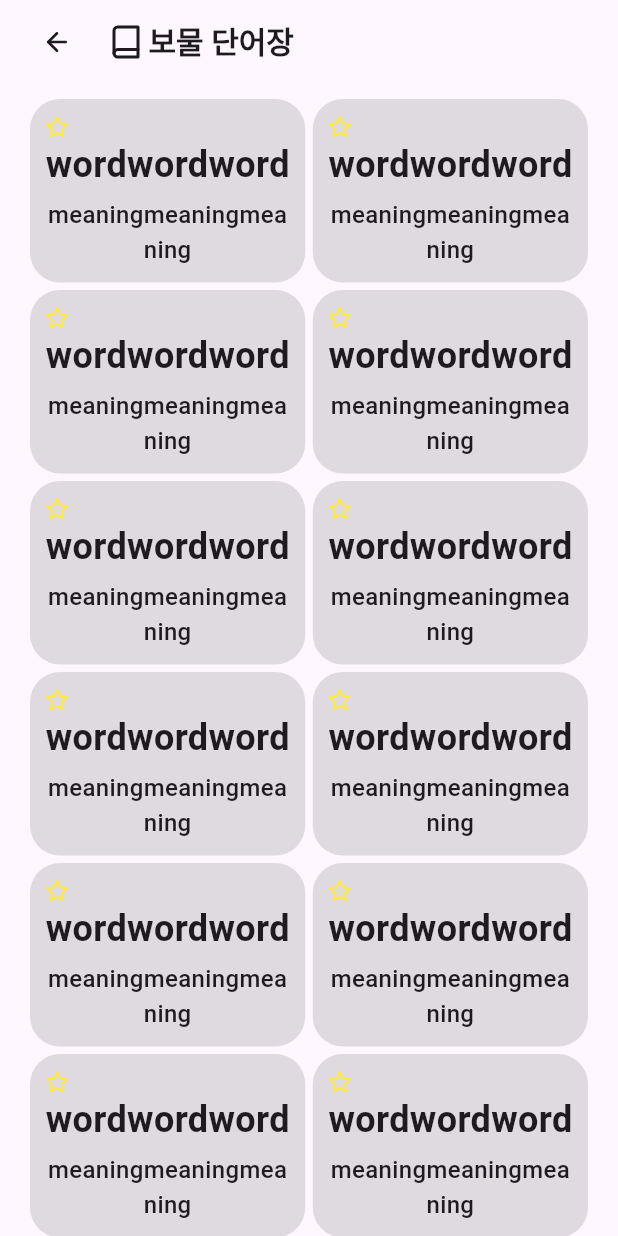
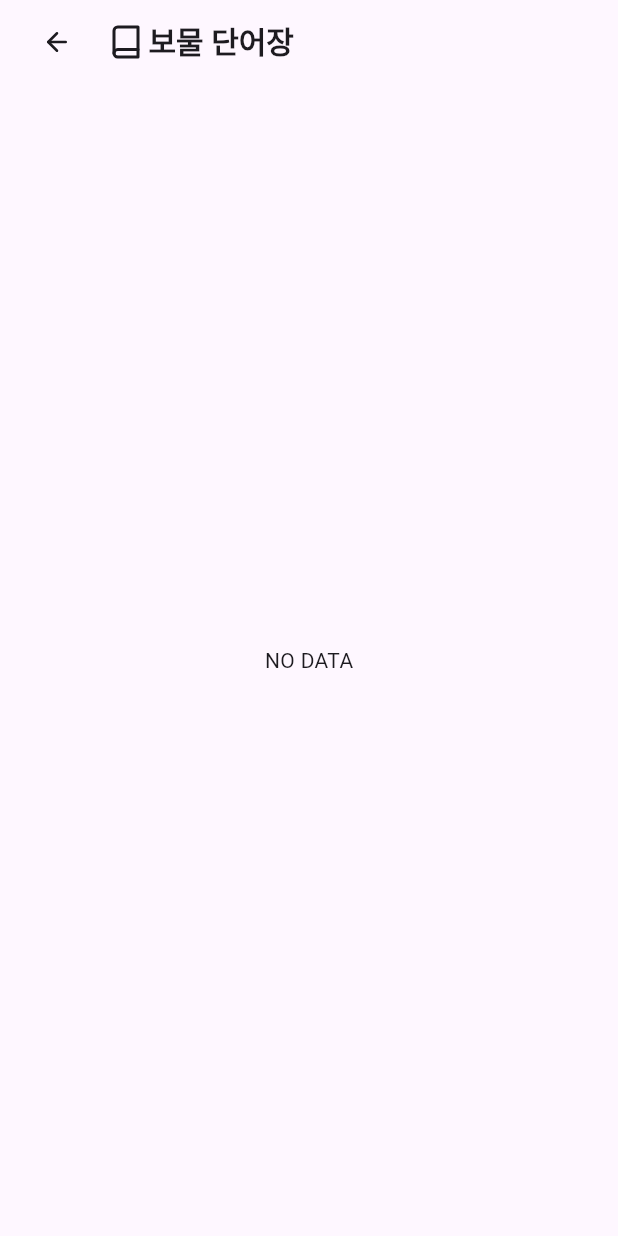
Before and after one commit to thisisJJK/hoomss, a Flutter app: the BomoolView screen opened directly, on a phone screen of 412 x 824 dp. Run offline on Flutter 3.47's test engine with Material 3 defaults, Android fonts, the phone set to English and light mode, and no system bars; drawn by our look-alikes of auto_size_text; our stand-ins replace flutter_feather_icons, get, sqflite; accounts and stored records are empty.

Commit message:
데이터 모델링

```diff
--- /dev/null
+++ b/lib/data/model/word_model.dart
@@ -0,0 +1,15 @@
+class WordModel {
+  final int id;
+  final String eng;
+  final String kor;
+
+  WordModel({
+    required this.id,
+    required this.eng,
+    required this.kor,
+  });
+
+  Map<String, dynamic> toMap() {
+    return {'id': id, 'eng': eng, 'kor': kor};
+  }
+}
--- a/lib/main.dart
+++ b/lib/main.dart
@@ -2,7 +2,7 @@ import 'package:flutter/material.dart';
 import 'package:get/get.dart';
 import 'package:hoomss/ui/splash/splash_screen.dart';
 
-void main() {
+void main() async {
   runApp(const GetMaterialApp(
     home: MyApp(),
   ));
--- a/lib/ui/2/bomoolbook/bomool_view.dart
+++ b/lib/ui/2/bomoolbook/bomool_view.dart
@@ -1,16 +1,34 @@
 import 'package:flutter/material.dart';
 import 'package:flutter_feather_icons/flutter_feather_icons.dart';
 import 'package:get/get.dart';
+import 'package:hoomss/data/model/word_model.dart';
+import 'package:hoomss/ui/2/bomoolbook/bomool_view_model.dart';
+import 'package:hoomss/ui/2/bomoolbook/widget/edit_dialog.dart';
 import 'package:hoomss/ui/2/bomoolbook/widget/word_card.dart';
 
 class BomoolView extends StatelessWidget {
-  const BomoolView({super.key});
+  BomoolView({super.key});
+
+  final BomoolViewModel _bomoolViewModel = Get.put(BomoolViewModel());
+
+  final TextEditingController engController = TextEditingController();
+  final TextEditingController korController = TextEditingController();
 
   @override
   Widget build(BuildContext context) {
     return Scaffold(
       appBar: appbar(),
-      body: GridView.builder(
+      body: FutureBuilder(
+          future: _bomoolViewModel.wordList,
+          builder: (context, snapshot) {
+            if (snapshot.hasData) {
+              _bomoolViewModel.currentCount = snapshot.data!.length;
+              if (_bomoolViewModel.currentCount == 0) {
+                return const Center(
+                  child: Text('NO DATA'),
+                );
+              } else {
+                return GridView.builder(
                   padding: const EdgeInsets.only(left: 20, right: 20, top: 10),
                   gridDelegate: const SliverGridDelegateWithFixedCrossAxisCount(
                     mainAxisSpacing: 5,
@@ -18,12 +36,40 @@ class BomoolView extends StatelessWidget {
                     crossAxisCount: 2,
                     childAspectRatio: 1.5,
                   ),
-        itemCount: 20,
+                  itemCount: snapshot.data!.length,
                   itemBuilder: (BuildContext context, int index) {
-          return const WordCard(
-              word: 'wordwordword', meaning: 'meaningmeaningmeaning');
+                    return GestureDetector(
+                      onTap: () {
+                        Future<WordModel> word = Get.find<BomoolViewModel>()
+                            .databaseService
+                            .readWord(snapshot.data![index].id);
+                        showDialog(
+                            context: context,
+                            builder: (BuildContext context) => EditDialog(
+                                id: snapshot.data![index].id,
+                                engController: engController,
+                                korController: korController,
+                                word: word));
                       },
+                      child: WordCard(
+                          word: snapshot.data![index].eng,
+                          meaning: snapshot.data![index].kor),
+                    );
+                  },
+                );
+              }
+            } else if (snapshot.hasError) {
+              return const Center(
+                child: Text('error'),
+              );
+            } else {
+              return const Center(
+                child: CircularProgressIndicator(
+                  strokeWidth: 2,
                 ),
+              );
+            }
+          }),
     );
   }
 
--- a/lib/ui/2/bomoolbook/bomool_view_model.dart
+++ b/lib/ui/2/bomoolbook/bomool_view_model.dart
@@ -0,0 +1,14 @@
+import 'package:flutter/material.dart';
+import 'package:get/get.dart';
+import 'package:hoomss/data/database_service.dart';
+import 'package:hoomss/data/model/word_model.dart';
+
+class BomoolViewModel extends GetxController {
+
+  final DatabaseService databaseService = Get.put(DatabaseService());
+   Future<List<WordModel>> wordList = DatabaseService()
+      .databaseConfig()
+      .then((_) => DatabaseService().readWords());
+
+  int currentCount = 0;
+}
--- a/lib/ui/2/bomoolbook/widget/word_card.dart
+++ b/lib/ui/2/bomoolbook/widget/word_card.dart
@@ -16,7 +16,7 @@ class WordCard extends StatelessWidget {
       ),
       padding: const EdgeInsets.only(left: 10, right: 10),
       child: Column(
-        mainAxisAlignment: MainAxisAlignment.center,
+        mainAxisAlignment: MainAxisAlignment.spaceEvenly,
         crossAxisAlignment: CrossAxisAlignment.center,
         children: [
           const Align(
@@ -36,7 +36,6 @@ class WordCard extends StatelessWidget {
               fontSize: 30,
             ),
           ),
-          const SizedBox(height: 5),
           AutoSizeText(
             meaning,
             minFontSize: 10,
@@ -44,7 +43,7 @@ class WordCard extends StatelessWidget {
             textAlign: TextAlign.center,
             style: const TextStyle(
               fontWeight: FontWeight.w500,
-              fontSize: 16,
+              fontSize: 20,
             ),
           ),
         ],
```
Also changed, not shown: lib/data/database_service.dart (added, +113 -0 lines), lib/data/word_data.dart (added, +13 -0 lines), lib/ui/2/bomoolbook/widget/edit_dialog.dart (added, +88 -0 lines), lib/ui/2/word/word_view.dart (+5 -3 lines), pubspec.yaml (+4 -3 lines), lib/data/model/chat_model.dart (added), pubspec.lock, 10 other files. Lines whose indentation alone changed are shown as unchanged.
